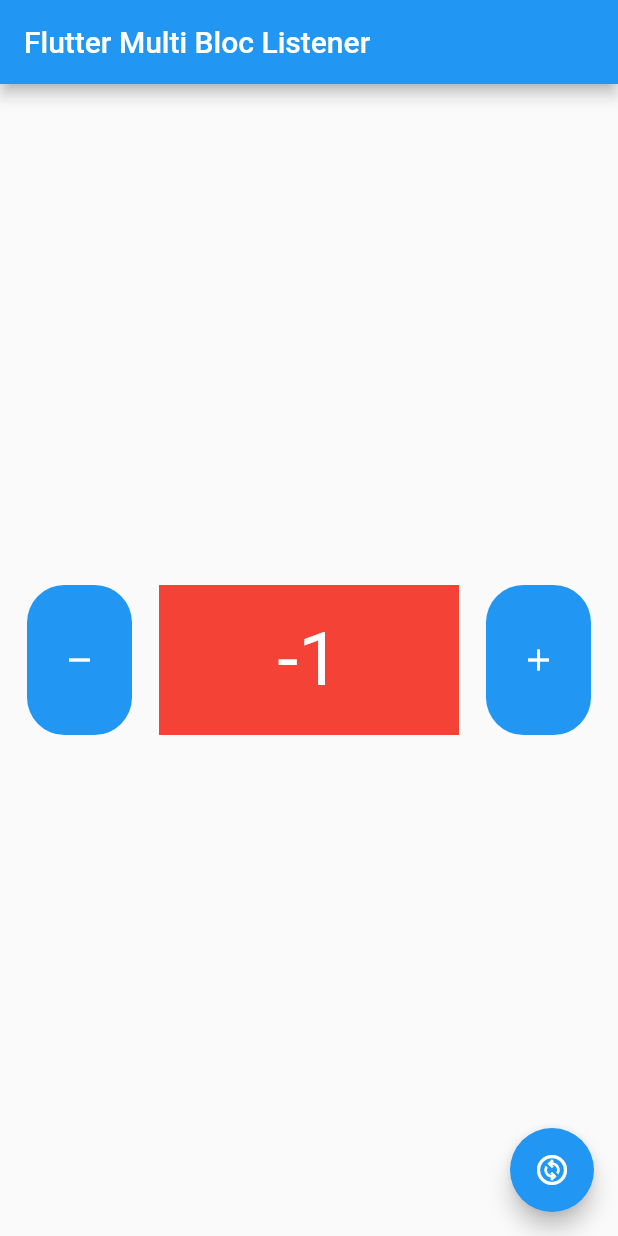
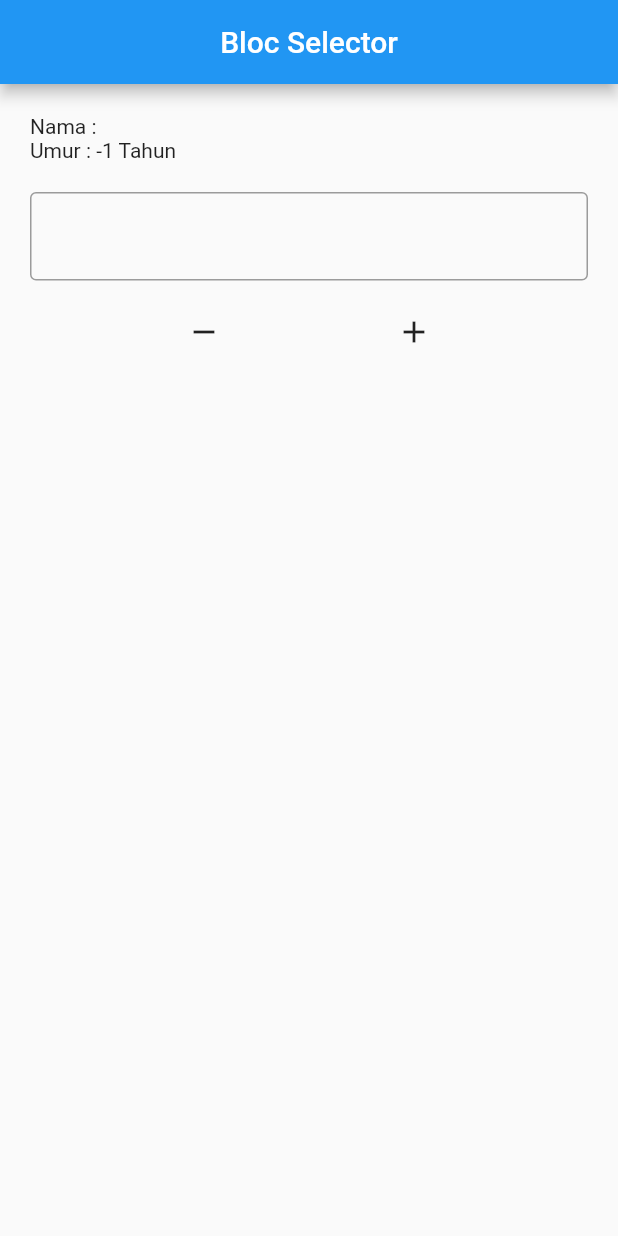
Before and after one commit to juragancode/latihan_bloc, a Flutter app: the screen it shows after launch, after a tap on the "remove" icon, on a phone screen of 412 x 824 dp. Run offline on Flutter 3.47's test engine with Material 2 defaults, Android fonts, the phone set to English and light mode, and no system bars; our stand-ins replace bloc, flutter_bloc.

Commit message:
BlocBuilder - Data stream TextTextField

```diff
--- /dev/null
+++ b/lib/bloc/user.dart
@@ -0,0 +1,19 @@
+import 'package:bloc/bloc.dart';
+
+class UserBloc extends Cubit<Map<String, dynamic>> {
+  UserBloc() : super({"name": "", "age": 0});
+
+  void changeName(String newName) {
+    emit({
+      "name": newName,
+      "age": state["age"],
+    });
+  }
+
+  void changeAge(int newAge) {
+    emit({
+      "name": state["name"],
+      "age": newAge,
+    });
+  }
+}
--- a/lib/main.dart
+++ b/lib/main.dart
@@ -1,8 +1,7 @@
 import 'package:flutter/material.dart';
 import 'package:flutter_bloc/flutter_bloc.dart';
-import 'package:latihan_bloc/app.dart';
-import 'package:latihan_bloc/bloc/counter.dart';
-import 'package:latihan_bloc/bloc/theme.dart';
+import 'package:latihan_bloc/bloc/user.dart';
+import 'package:latihan_bloc/pages/home.dart';
 
 void main() {
   runApp(MyApp());
@@ -11,16 +10,11 @@ void main() {
 class MyApp extends StatelessWidget {
   @override
   Widget build(BuildContext context) {
-    return MultiBlocProvider(
-      providers: [
-        BlocProvider(
-          create: (context) => Counter(),
-        ),
-        BlocProvider(
-          create: (context) => ThemeBloc(),
-        ),
-      ],
-      child: App(),
+    return MaterialApp(
+      home: BlocProvider(
+        create: (context) => UserBloc(),
+        child: HomePage(),
+      ),
     );
   }
 }
--- a/lib/pages/center_widget.dart
+++ b/lib/pages/center_widget.dart
@@ -21,6 +21,7 @@ class CenterWidget extends StatelessWidget {
             listener: (context, state) {
               ScaffoldMessenger.of(context).showSnackBar(
                 SnackBar(
+                  duration: Duration(milliseconds: 300),
                   content: Text("Dark theme active"),
                 ),
               );
@@ -52,19 +53,18 @@ class CenterWidget extends StatelessWidget {
             },
           ),
         ],
-        child: BlocBuilder(
+        child: BlocBuilder<Counter, int>(
           bloc: myCounter,
           builder: (context, state) {
             return Center(
               child: Text(
                 "$state",
-                style: TextStyle(fontSize: 50, color: Colors.white),
+                style: const TextStyle(fontSize: 50, color: Colors.white),
               ),
             );
           },
         ),
       ),
-    );
 
       // child: BlocListener<ThemeBloc, bool>(
       //   listener: (context, state) {
@@ -98,16 +98,19 @@ class CenterWidget extends StatelessWidget {
       //         return false;
       //       }
       //     },
-    // child: BlocBuilder(
-    //   bloc: myCounter,
-    //   builder: (context, state) {
-    //     return Center(
-    //       child: Text(
-    //         "$state",
-    //         style: TextStyle(fontSize: 50, color: Colors.white),
-    //       ),
-    //     );
-    //   },
+      //     child: BlocBuilder(
+      //       bloc: myCounter,
+      //       builder: (context, state) {
+      //         return Center(
+      //           child: Text(
+      //             "$state",
+      //             style: TextStyle(fontSize: 50, color: Colors.white),
+      //           ),
+      //         );
+      //       },
+      //     ),
+      //   ),
       // ),
+    );
   }
 }
--- a/lib/pages/home.dart
+++ b/lib/pages/home.dart
@@ -1,66 +1,54 @@
 import 'package:flutter/material.dart';
 import 'package:flutter_bloc/flutter_bloc.dart';
-import 'package:latihan_bloc/bloc/counter.dart';
-import 'package:latihan_bloc/bloc/theme.dart';
-import 'package:latihan_bloc/pages/data_widget.dart';
-// import 'package:latihan_bloc/pages/other.dart';
+import 'package:latihan_bloc/bloc/user.dart';
 
 class HomePage extends StatelessWidget {
   @override
   Widget build(BuildContext context) {
-    // Counter myCounter = BlocProvider.of<Counter>(context);
-    Counter myCounter = context.read<Counter>();
-    ThemeBloc myTheme = context.read<ThemeBloc>();
+    UserBloc userBloc = context.read<UserBloc>();
+
     return Scaffold(
       appBar: AppBar(
-        title: Text("Flutter Multi Bloc Listener"),
+        title: Text("Bloc Selector"),
+        centerTitle: true,
       ),
-      floatingActionButton: FloatingActionButton(
-        onPressed: () {
-          myTheme.changeTheme();
-        },
-        child: Icon(Icons.change_circle_outlined),
-      ),
-      body: Column(
-        mainAxisAlignment: MainAxisAlignment.center,
+      body: ListView(
+        padding: EdgeInsets.all(20),
         children: [
+          BlocBuilder<UserBloc, Map<String, dynamic>>(
+            bloc: userBloc,
+            builder: (context, state) {
+              return Text("Nama : ${state['name']}");
+            },
+          ),
+          BlocBuilder<UserBloc, Map<String, dynamic>>(
+            bloc: userBloc,
+            builder: (context, state) {
+              return Text("Umur : ${state['age']} Tahun");
+            },
+          ),
+          SizedBox(height: 20),
+          TextField(
+            onChanged: (value) => userBloc.changeName(value),
+            decoration: InputDecoration(
+              border: OutlineInputBorder(),
+            ),
+          ),
+          SizedBox(height: 10),
           Row(
             mainAxisAlignment: MainAxisAlignment.spaceEvenly,
             children: [
-              Material(
-                borderRadius: BorderRadius.circular(25),
-                color: Colors.blue,
-                child: InkWell(
-                  borderRadius: BorderRadius.circular(25),
-                  onTap: () {
-                    myCounter.kurangData();
-                  },
-                  child: const SizedBox(
-                    height: 100,
-                    width: 70,
-                    child: Center(
-                      child: Icon(Icons.remove, color: Colors.white),
-                    ),
-                  ),
-                ),
+              IconButton(
+                onPressed: () {
+                  userBloc.changeAge(userBloc.state["age"] - 1);
+                },
+                icon: Icon(Icons.remove),
               ),
-              DataWidget(),
-              Material(
-                borderRadius: BorderRadius.circular(25),
-                color: Colors.blue,
-                child: InkWell(
-                  borderRadius: BorderRadius.circular(25),
-                  onTap: () {
-                    myCounter.tambahData();
-                  },
-                  child: const SizedBox(
-                    height: 100,
-                    width: 70,
-                    child: Center(
-                      child: Icon(Icons.add, color: Colors.white),
-                    ),
-                  ),
-                ),
+              IconButton(
+                onPressed: () {
+                  userBloc.changeAge(userBloc.state["age"] + 1);
+                },
+                icon: Icon(Icons.add),
               ),
             ],
           ),
```
Lines whose indentation alone changed are shown as unchanged.
